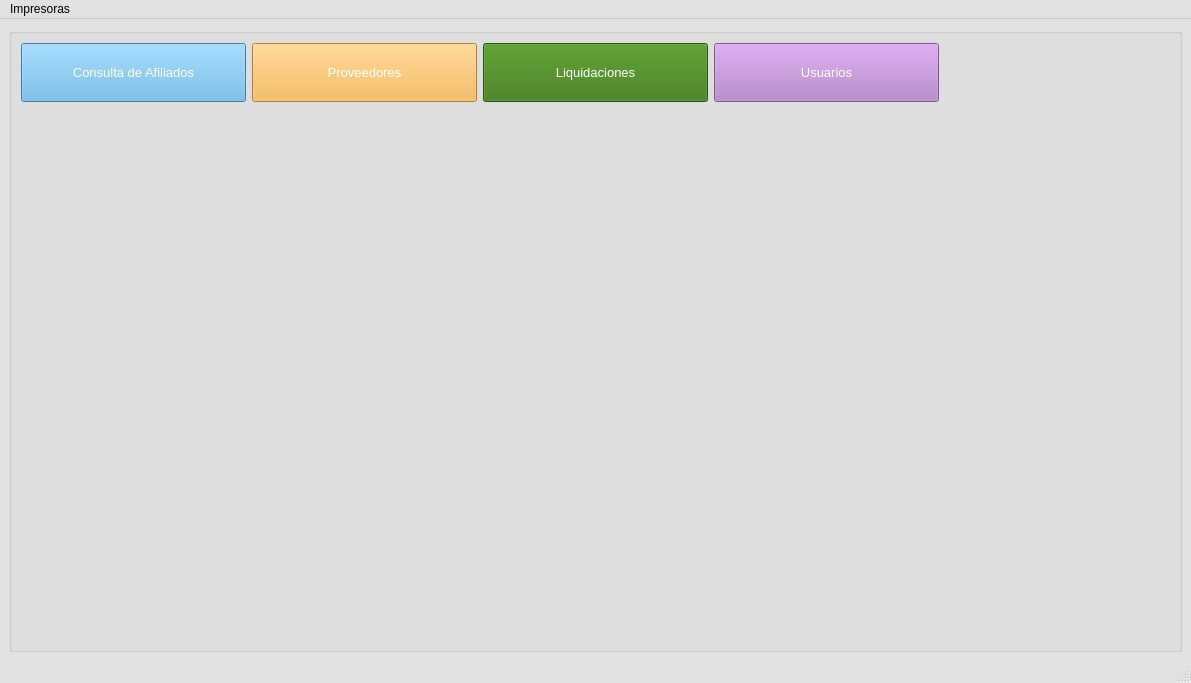
Qt form gui/menuPrincipal.ui (shae-ra/sindicato) before a commit.
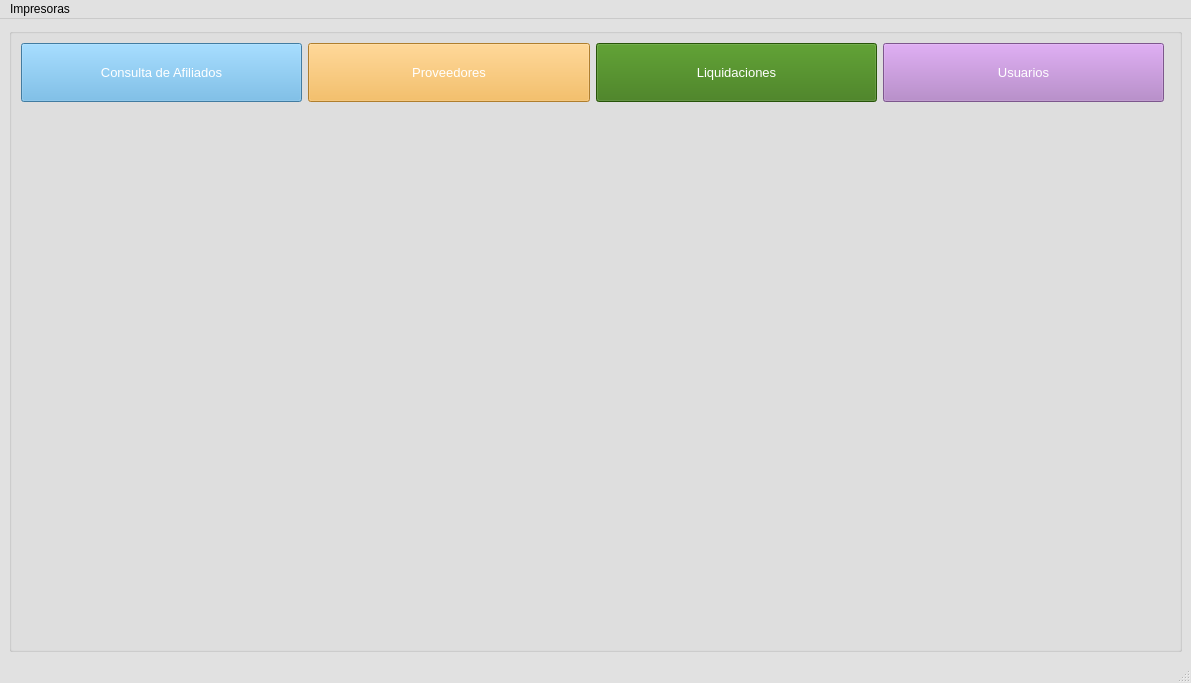
The same form after that commit. Icons and pictures are not drawn.

What changed in the file:
```diff
--- a/gui/menuPrincipal.ui
+++ b/gui/menuPrincipal.ui
@@ -445,19 +445,6 @@
          <string/>
         </property>
         <layout class="QGridLayout" name="gridLayout" rowstretch="10,90">
-         <item row="0" column="4">
-          <spacer name="horizontalSpacer">
-           <property name="orientation">
-            <enum>Qt::Horizontal</enum>
-           </property>
-           <property name="sizeHint" stdset="0">
-            <size>
-             <width>40</width>
-             <height>20</height>
-            </size>
-           </property>
-          </spacer>
-         </item>
          <item row="0" column="2">
           <widget class="QPushButton" name="pushButton_liquidaciones">
            <property name="sizePolicy">
```
